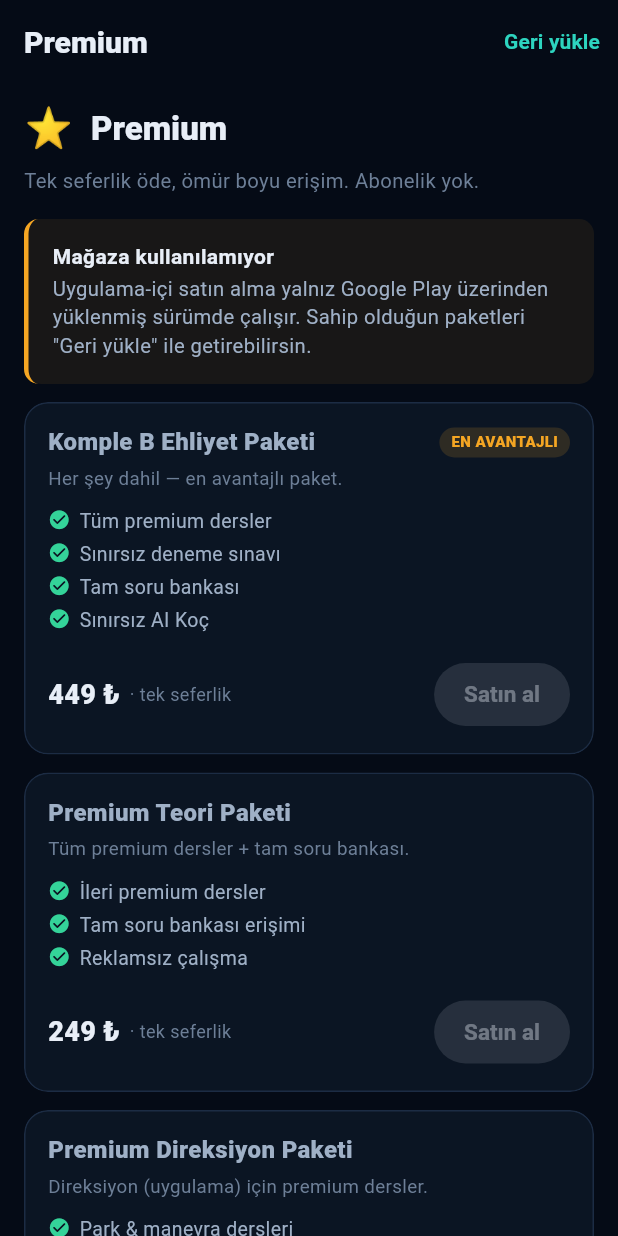
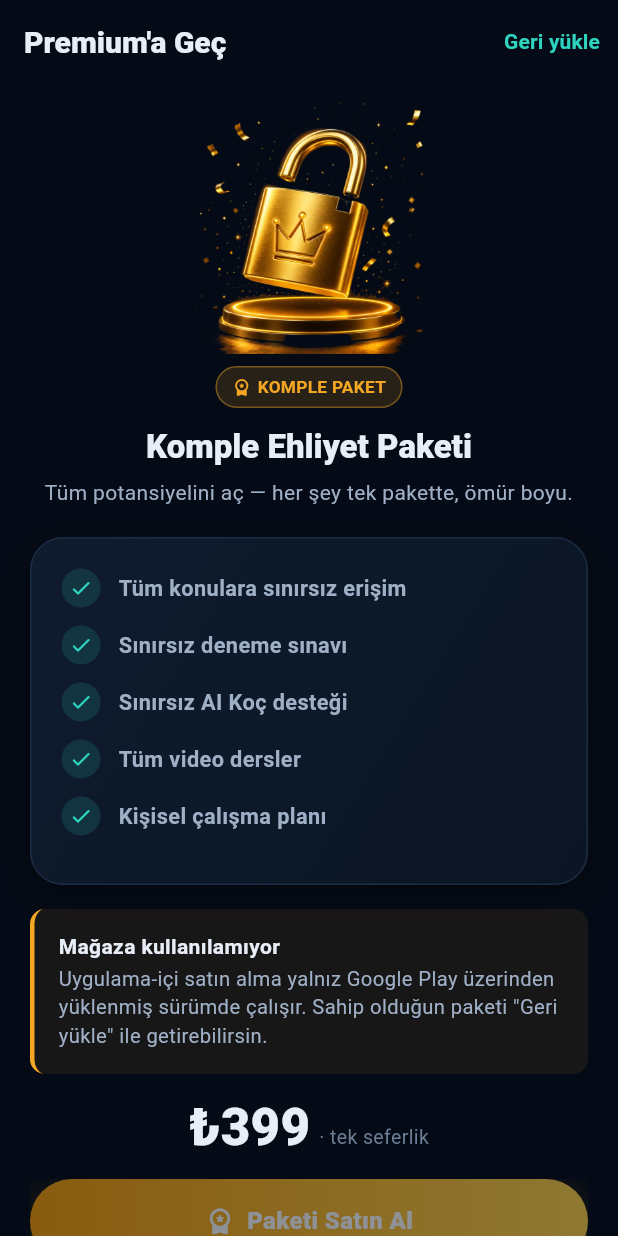
Before and after one commit to emredogan-cloud/ehliyet-akademi, a Flutter app: the PaywallScreen screen opened by its route, on a phone screen of 412 x 824 dp. Run offline on Flutter 3.47's test engine with Material 3 defaults, Android fonts, the phone set to English and light mode, and no system bars; our stand-ins replace dio, drift, drift_flutter, flutter_local_notifications, flutter_riverpod, flutter_secure_storage and 7 more; accounts and stored records are empty; generated files the repository leaves out were written again; network calls fail.

Commit message:
feat(mobile): premium overhaul — single "Komple Ehliyet Paketi" (399₺), paywall, popups, prompts
Sprint C of the redesign & monetization program:

- Collapsed the mobile catalog to ONE premium product: "Komple Ehliyet Paketi" @ 399 TL
  (tek-seferlik / ömür boyu), granting every capability. Added isPremium() + canAccessVideo()
  (first video free, rest premium).
- Backend (backward-compatible): added MOBILE_PRODUCTS + anyProductById() to lib/products.ts and
  pointed /api/iap/validate at it — the web PRODUCTS array + web paywall + all web tests are
  UNCHANGED; the mobile product is recognized only by the validate endpoint. New integration test
  covers komple-ehliyet.
- Redesigned paywall for the single product (gold hero, price, feature card, trust row, owned state).
- Premium popups matching the supplied designs: incentive (gold lock) + success (wheel-check),
  as reusable dialogs.
- Contextual + frequency-capped prompt engine (domain/premium/premium_prompt.dart): never for
  premium users, 24h cooldown, lifetime cap — pure, tested.

mobile: analyze 0 · test green (premium 12).  web: typecheck 0 · 336 tests green.

Co-Authored-By: Claude Opus 4.8 (1M context) <noreply@anthropic.com>

```diff
--- a/apps/mobile/lib/app/router.dart
+++ b/apps/mobile/lib/app/router.dart
@@ -150,9 +150,6 @@ GoRouter _buildRouter(Ref ref) => GoRouter(
     GoRoute(path: '/auth', builder: (_, _) => const AuthScreen()),
     GoRoute(path: '/notifications', builder: (_, _) => const NotificationSettingsScreen()),
     GoRoute(path: '/progress', builder: (_, _) => const ProgressScreen()),
-    GoRoute(
-      path: '/premium',
-      builder: (_, state) => PaywallScreen(highlightProductId: state.uri.queryParameters['product']),
-    ),
+    GoRoute(path: '/premium', builder: (_, _) => const PaywallScreen()),
   ],
 );
--- a/apps/mobile/lib/domain/premium/products.dart
+++ b/apps/mobile/lib/domain/premium/products.dart
@@ -1,5 +1,5 @@
-// Premium ürün kataloğu + yetenek (capability) modeli — web `lib/products.ts` + `lib/entitlements.ts`
-// birebir Dart limanı. Tek-seferlik satın alma (abonelik YOK); sahiplik = ürün id listesi.
+// Premium ürün kataloğu + yetenek (capability) modeli. TEK premium ürün: "Komple Ehliyet Paketi"
+// (399 TL, tek-seferlik / ömür boyu). Sahiplik = ürün id listesi; tek ürün her şeyi açar.
 // Saf + test edilebilir.
 
 class Product {
@@ -24,61 +24,40 @@ class Product {
   String get storeProductId => id.replaceAll('-', '_');
 }
 
-/// Web `PRODUCTS` kataloğu (fiyatlar TRY, tek seferlik ömür boyu).
+/// TEK premium ürünün kimliği.
+const String kPremiumProductId = 'komple-ehliyet';
+
+/// Premium'un açtığı tüm yetenekler.
+const List<String> kAllCapabilities = [
+  'teori-premium',
+  'direksiyon-premium',
+  'sinirsiz-deneme',
+  'soru-bankasi-tam',
+  'ai-sinirsiz',
+  'video-tam',
+];
+
+/// Ürün kataloğu — TEK ürün (tek seferlik ömür boyu). Fiyat 399 TL.
 const List<Product> products = [
   Product(
-    id: 'premium-teori',
-    title: 'Premium Teori Paketi',
-    priceTRY: 249,
-    blurb: 'Tüm premium dersler + tam soru bankası.',
-    features: ['İleri premium dersler', 'Tam soru bankası erişimi', 'Reklamsız çalışma'],
-    capabilities: ['teori-premium', 'soru-bankasi-tam'],
-  ),
-  Product(
-    id: 'premium-direksiyon',
-    title: 'Premium Direksiyon Paketi',
-    priceTRY: 199,
-    blurb: 'Direksiyon (uygulama) için premium dersler.',
-    features: ['Park & manevra dersleri', 'Kavşak uygulama dersleri'],
-    capabilities: ['direksiyon-premium'],
-  ),
-  Product(
-    id: 'simulator-paketi',
-    title: 'Gelişmiş Simülatör Paketi',
-    priceTRY: 149,
-    blurb: 'Sınırsız deneme sınavı.',
-    features: ['Günlük deneme sınırı yok', 'İstediğin kadar dene'],
-    capabilities: ['sinirsiz-deneme'],
-  ),
-  Product(
-    id: 'premium-soru-bankasi',
-    title: 'Premium Soru Bankası',
-    priceTRY: 129,
-    blurb: 'Tam soru bankası erişimi.',
-    features: ['Tüm soru koleksiyonları', 'Zor sorular + görsel sorular'],
-    capabilities: ['soru-bankasi-tam'],
-  ),
-  Product(
-    id: 'komple-b',
-    title: 'Komple B Ehliyet Paketi',
-    priceTRY: 449,
-    blurb: 'Her şey dahil — en avantajlı paket.',
+    id: kPremiumProductId,
+    title: 'Komple Ehliyet Paketi',
+    priceTRY: 399,
+    blurb: 'Tüm potansiyelini aç — her şey tek pakette, ömür boyu.',
     features: [
-      'Tüm premium dersler',
+      'Tüm konulara sınırsız erişim',
       'Sınırsız deneme sınavı',
-      'Tam soru bankası',
-      'Sınırsız AI Koç',
+      'Sınırsız AI Koç desteği',
+      'Tüm video dersler',
+      'Kişisel çalışma planı',
     ],
-    capabilities: [
-      'teori-premium',
-      'direksiyon-premium',
-      'sinirsiz-deneme',
-      'soru-bankasi-tam',
-      'ai-sinirsiz',
-    ],
+    capabilities: kAllCapabilities,
     highlight: true,
   ),
 ];
+
+/// Premium paket (tek ürün).
+Product get premiumProduct => products.first;
 
 Product? productById(String id) {
   for (final p in products) {
@@ -87,7 +66,7 @@ Product? productById(String id) {
   return null;
 }
 
-/// Play Store ürün kimliğinden ürün (ör. `komple_b` → `komple-b`).
+/// Play Store ürün kimliğinden ürün (ör. `komple_ehliyet` → `komple-ehliyet`).
 Product? productByStoreId(String storeId) {
   for (final p in products) {
     if (p.storeProductId == storeId) return p;
@@ -107,7 +86,11 @@ Set<String> capabilitiesOf(List<String> owned) {
 
 bool hasCapability(List<String> owned, String cap) => capabilitiesOf(owned).contains(cap);
 
-/// Ders → gereken yetenek (web `LESSON_CAPABILITY`). Yalnız bu 3 ders gerçekte kilitli.
+/// Premium sahibi mi — tek ürün modelinde herhangi bir bilinen satın alma tam premium demektir.
+bool isPremium(List<String> owned) => owned.any((id) => productById(id) != null);
+
+/// Ders → gereken premium (web `LESSON_CAPABILITY`). Yalnız bu 3 ders gerçekte kilitli; premium
+/// paketi hepsini açar.
 const Map<String, String> lessonCapability = {
   'park-manevra': 'direksiyon-premium',
   'kavsak-uygulama': 'direksiyon-premium',
@@ -122,19 +105,10 @@ bool canAccessLesson({required String slug, required bool premium, required List
   return hasCapability(owned, cap);
 }
 
-/// Yetenek için en ucuz ürün (yoksa komple paket).
-Product productForCapability(String cap) {
-  Product? cheapest;
-  for (final p in products) {
-    if (p.capabilities.contains(cap)) {
-      if (cheapest == null || p.priceTRY < cheapest.priceTRY) cheapest = p;
-    }
-  }
-  return cheapest ?? productById('komple-b')!;
-}
+/// Video derslere erişim — ilk video ücretsiz önizleme, gerisi premium.
+bool canAccessVideo({required int index, required List<String> owned}) => index == 0 || isPremium(owned);
 
-/// Ders için önerilen ürün (dersin yeteneğini sağlayan en ucuz).
-Product productForLesson(String slug) {
-  final cap = lessonCapability[slug];
-  return cap == null ? productById('komple-b')! : productForCapability(cap);
-}
+/// Herhangi bir yetenek/ders için önerilen ürün (tek ürün modeli → premium paket).
+Product productForCapability(String cap) => premiumProduct;
+
+Product productForLesson(String slug) => premiumProduct;
--- a/apps/mobile/lib/features/coach/coach_screen.dart
+++ b/apps/mobile/lib/features/coach/coach_screen.dart
@@ -75,7 +75,7 @@ class _CoachScreenState extends ConsumerState<CoachScreen> {
           FilledButton(
             onPressed: () {
               Navigator.pop(ctx);
-              context.push('/premium?product=komple-b');
+              context.push('/premium');
             },
             child: const Text('Premium'),
           ),
--- a/apps/mobile/lib/features/practice/practice_screen.dart
+++ b/apps/mobile/lib/features/practice/practice_screen.dart
@@ -60,7 +60,7 @@ class PracticeScreen extends ConsumerWidget {
                 final owned = ref.read(entitlementsProvider);
                 final quota = ref.read(quotaRepositoryProvider).value;
                 if (quota != null && !quota.canStartExam(owned)) {
-                  context.push('/premium?product=simulator-paketi');
+                  context.push('/premium');
                   return;
                 }
                 quota?.consumeExam(owned);
--- a/apps/mobile/lib/features/premium/paywall_screen.dart
+++ b/apps/mobile/lib/features/premium/paywall_screen.dart
@@ -2,20 +2,23 @@ import 'package:flutter/material.dart';
 import 'package:flutter_riverpod/flutter_riverpod.dart';
 import 'package:in_app_purchase/in_app_purchase.dart';
 
+import '../../core/assets.dart';
 import '../../core/config.dart';
 import '../../core/theme/tokens.dart';
 import '../../data/premium/entitlements_repository.dart';
 import '../../data/premium/iap_service.dart';
-import '../../design/app_card.dart';
+import '../../design/brand.dart';
 import '../../design/primitives.dart';
 import '../../domain/premium/products.dart';
+import 'premium_popups.dart';
 
-/// Premium paywall — ürün kataloğu (tek seferlik, ömür boyu), satın al + geri yükle.
-/// Gerçek satın alma Play Store'a bağlıdır (bu ortamda test edilemez — mağaza kullanılamıyorsa
-/// bilgilendirilir; sahiplik/geri yükleme sunucudan çalışır).
+const _kGold = Color(0xFFF5A623);
+
+/// Premium paywall — TEK ürün: "Komple Ehliyet Paketi" (399 ₺, tek seferlik / ömür boyu). Satın al +
+/// geri yükle. Gerçek satın alma Play Store'a bağlıdır (bu ortamda test edilemez — mağaza
+/// kullanılamıyorsa dürüstçe bilgilendirilir; sahiplik/geri yükleme sunucudan çalışır).
 class PaywallScreen extends ConsumerStatefulWidget {
-  const PaywallScreen({super.key, this.highlightProductId});
-  final String? highlightProductId;
+  const PaywallScreen({super.key});
 
   @override
   ConsumerState<PaywallScreen> createState() => _PaywallScreenState();
@@ -26,7 +29,9 @@ class _PaywallScreenState extends ConsumerState<PaywallScreen> {
   bool _loading = true;
   bool _storeAvailable = false;
   Map<String, ProductDetails> _details = const {};
-  String? _busyProductId;
+  bool _busy = false;
+
+  Product get _product => premiumProduct;
 
   @override
   void initState() {
@@ -55,38 +60,36 @@ class _PaywallScreenState extends ConsumerState<PaywallScreen> {
   Future<void> _onPurchased(PurchaseDetails pd) async {
     try {
       final serverId = productByStoreId(pd.productID)?.id ?? pd.productID.replaceAll('_', '-');
-      final owned = await ref
-          .read(entitlementsApiProvider)
-          .validatePurchase(
+      final owned = await ref.read(entitlementsApiProvider).validatePurchase(
             productId: serverId,
             purchaseToken: pd.verificationData.serverVerificationData,
             packageName: AppConfig.androidPackage,
           );
       await ref.read(entitlementsProvider.notifier).applyOwned(owned);
       if (mounted) {
-        setState(() => _busyProductId = null);
-        _snack('Satın alma başarılı — kilit açıldı 🎉');
+        setState(() => _busy = false);
+        await showPremiumSuccess(context);
       }
     } catch (_) {
       if (mounted) {
-        setState(() => _busyProductId = null);
+        setState(() => _busy = false);
         _snack('Doğrulama başarısız. Daha sonra "Geri yükle" ile tekrar dene.');
       }
     }
   }
 
-  Future<void> _buy(Product product) async {
-    final pd = _details[product.storeProductId];
+  Future<void> _buy() async {
+    final pd = _details[_product.storeProductId];
     if (pd == null) {
       _snack('Mağaza şu an kullanılamıyor. Lütfen daha sonra tekrar dene.');
       return;
     }
-    setState(() => _busyProductId = product.id);
+    setState(() => _busy = true);
     try {
       await _iap.buy(pd);
     } catch (_) {
       if (mounted) {
-        setState(() => _busyProductId = null);
+        setState(() => _busy = false);
         _snack('Satın alma başlatılamadı.');
       }
     }
@@ -98,64 +101,90 @@ class _PaywallScreenState extends ConsumerState<PaywallScreen> {
     _snack('Satın almalar geri yüklendi.');
   }
 
-  void _snack(String m) =>
-      ScaffoldMessenger.of(context).showSnackBar(SnackBar(content: Text(m)));
+  void _snack(String m) => ScaffoldMessenger.of(context).showSnackBar(SnackBar(content: Text(m)));
 
   @override
   Widget build(BuildContext context) {
     final p = context.palette;
     final owned = ref.watch(entitlementsProvider);
+    final hasPremium = isPremium(owned);
+    final priceLabel = _details[_product.storeProductId]?.price ?? '₺${_product.priceTRY}';
 
     return Scaffold(
       appBar: AppBar(
-        title: const Text('Premium'),
-        actions: [
-          TextButton(onPressed: _restore, child: const Text('Geri yükle')),
-        ],
+        title: const Text("Premium'a Geç"),
+        actions: [TextButton(onPressed: _restore, child: const Text('Geri yükle'))],
       ),
       body: SafeArea(
         top: false,
         child: _loading
             ? const Center(child: CircularProgressIndicator())
             : ListView(
-                padding: const EdgeInsets.fromLTRB(
-                  AppSpacing.s4,
-                  AppSpacing.s3,
-                  AppSpacing.s4,
-                  AppSpacing.s10,
-                ),
+                padding: const EdgeInsets.fromLTRB(AppSpacing.s5, AppSpacing.s3, AppSpacing.s5, AppSpacing.s6),
                 children: [
-                  const AppPageHeader(
-                    title: 'Premium',
-                    emoji: '⭐',
-                    subtitle: 'Tek seferlik öde, ömür boyu erişim. Abonelik yok.',
+                  Center(child: MascotImage(AppImages.illLockGold, height: 168, semanticLabel: 'Premium')),
+                  const SizedBox(height: AppSpacing.s2),
+                  Center(
+                    child: BrandChip(
+                      label: hasPremium ? 'PREMIUM AKTİF' : "KOMPLE PAKET",
+                      icon: Icons.workspace_premium_rounded,
+                      color: _kGold,
+                    ),
                   ),
-                  if (!_storeAvailable)
+                  const SizedBox(height: AppSpacing.s3),
+                  Text(
+                    _product.title,
+                    textAlign: TextAlign.center,
+                    style: Theme.of(context).textTheme.headlineMedium,
+                  ),
+                  const SizedBox(height: AppSpacing.s2),
+                  Text(
+                    _product.blurb,
+                    textAlign: TextAlign.center,
+                    style: TextStyle(color: p.text2, fontSize: 14, height: 1.4),
+                  ),
+                  const SizedBox(height: AppSpacing.s5),
+                  _FeatureCard(product: _product),
+                  const SizedBox(height: AppSpacing.s4),
+                  if (!_storeAvailable && !hasPremium)
                     const Padding(
                       padding: EdgeInsets.only(bottom: AppSpacing.s3),
                       child: AppCallout(
                         tone: CalloutTone.warning,
                         title: 'Mağaza kullanılamıyor',
-                        text:
-                            'Uygulama-içi satın alma yalnız Google Play üzerinden yüklenmiş sürümde çalışır. '
-                            'Sahip olduğun paketleri "Geri yükle" ile getirebilirsin.',
+                        text: 'Uygulama-içi satın alma yalnız Google Play üzerinden yüklenmiş sürümde çalışır. '
+                            'Sahip olduğun paketi "Geri yükle" ile getirebilirsin.',
                       ),
                     ),
-                  for (final product in _sorted()) ...[
-                    _ProductCard(
-                      product: product,
-                      priceLabel: _details[product.storeProductId]?.price ?? '${product.priceTRY} ₺',
-                      owned: owned.contains(product.id),
-                      busy: _busyProductId == product.id,
-                      enabled: _storeAvailable && _busyProductId == null,
-                      highlighted: product.id == widget.highlightProductId,
-                      onBuy: () => _buy(product),
+                  if (hasPremium)
+                    _OwnedBanner()
+                  else ...[
+                    Row(
+                      mainAxisAlignment: MainAxisAlignment.center,
+                      crossAxisAlignment: CrossAxisAlignment.baseline,
+                      textBaseline: TextBaseline.alphabetic,
+                      children: [
+                        Text(priceLabel, style: TextStyle(color: p.text, fontWeight: FontWeight.w900, fontSize: 34)),
+                        const SizedBox(width: 6),
+                        Text('· tek seferlik', style: TextStyle(color: p.text3, fontSize: 13)),
+                      ],
                     ),
                     const SizedBox(height: AppSpacing.s3),
+                    GradientPillButton(
+                      label: 'Paketi Satın Al',
+                      gold: true,
+                      loading: _busy,
+                      leading: const Icon(Icons.workspace_premium_rounded, color: Colors.white, size: 20),
+                      onPressed: _storeAvailable ? _buy : null,
+                    ),
+                    const SizedBox(height: AppSpacing.s3),
+                    _TrustRow(),
                   ],
-                  const SizedBox(height: AppSpacing.s2),
+                  const SizedBox(height: AppSpacing.s3),
                   Text(
-                    'Ödeme Google Play üzerinden alınır. Kesin ve güncel kural için MEB/MTSK esastır.',
+                    'Ödeme Google Play üzerinden alınır. Ömür boyu erişim, abonelik yok. '
+                    'Kesin ve güncel kural için MEB/MTSK esastır.',
+                    textAlign: TextAlign.center,
                     style: TextStyle(color: p.text3, fontSize: 11.5, height: 1.4),
                   ),
                 ],
@@ -163,112 +192,85 @@ class _PaywallScreenState extends ConsumerState<PaywallScreen> {
       ),
     );
   }
-
-  List<Product> _sorted() {
-    final list = [...products];
-    list.sort((a, b) {
-      if (a.highlight != b.highlight) return a.highlight ? -1 : 1;
-      return b.priceTRY.compareTo(a.priceTRY);
-    });
-    return list;
-  }
 }
 
-class _ProductCard extends StatelessWidget {
-  const _ProductCard({
-    required this.product,
-    required this.priceLabel,
-    required this.owned,
-    required this.busy,
-    required this.enabled,
-    required this.highlighted,
-    required this.onBuy,
-  });
+class _FeatureCard extends StatelessWidget {
+  const _FeatureCard({required this.product});
   final Product product;
-  final String priceLabel;
-  final bool owned;
-  final bool busy;
-  final bool enabled;
-  final bool highlighted;
-  final VoidCallback onBuy;
 
   @override
   Widget build(BuildContext context) {
     final p = context.palette;
-    return AppCard(
-      accent: highlighted ? p.accent : (owned ? p.green : null),
+    return GlowCard(
+      padding: const EdgeInsets.all(AppSpacing.s5),
       child: Column(
         crossAxisAlignment: CrossAxisAlignment.start,
         children: [
-          Row(
-            children: [
-              Expanded(
-                child: Text(product.title, style: const TextStyle(fontWeight: FontWeight.w800, fontSize: 16)),
-              ),
-              if (product.highlight)
-                Container(
-                  padding: const EdgeInsets.symmetric(horizontal: AppSpacing.s2, vertical: 3),
-                  decoration: BoxDecoration(
-                    color: p.accent.withValues(alpha: 0.15),
-                    borderRadius: BorderRadius.circular(AppRadii.sm),
-                  ),
-                  child: Text('EN AVANTAJLI',
-                      style: TextStyle(color: p.accent, fontWeight: FontWeight.w800, fontSize: 10)),
-                ),
-            ],
-          ),
-          const SizedBox(height: 4),
-          Text(product.blurb, style: TextStyle(color: p.text3, fontSize: 12.5, height: 1.35)),
-          const SizedBox(height: AppSpacing.s3),
           for (final f in product.features)
             Padding(
-              padding: const EdgeInsets.only(bottom: 4),
+              padding: const EdgeInsets.only(bottom: AppSpacing.s3),
               child: Row(
-                crossAxisAlignment: CrossAxisAlignment.start,
                 children: [
-                  Icon(Icons.check_circle_rounded, size: 15, color: p.green),
-                  const SizedBox(width: 6),
-                  Expanded(
-                    child: Text(f, style: TextStyle(color: p.text2, fontSize: 13, height: 1.35)),
+                  Container(
+                    width: 26,
+                    height: 26,
+                    decoration: BoxDecoration(color: p.primary.withValues(alpha: 0.14), shape: BoxShape.circle),
+                    child: Icon(Icons.check_rounded, size: 16, color: p.primary),
                   ),
+                  const SizedBox(width: AppSpacing.s3),
+                  Expanded(child: Text(f, style: const TextStyle(fontSize: 14.5, fontWeight: FontWeight.w600))),
                 ],
               ),
             ),
-          const SizedBox(height: AppSpacing.s3),
-          Row(
-            children: [
-              Text(priceLabel, style: TextStyle(fontWeight: FontWeight.w800, fontSize: 18, color: p.text)),
-              Text('  · tek seferlik', style: TextStyle(color: p.text3, fontSize: 12)),
-              const Spacer(),
-              if (owned)
-                Container(
-                  padding: const EdgeInsets.symmetric(horizontal: AppSpacing.s3, vertical: 8),
-                  decoration: BoxDecoration(
-                    color: p.green.withValues(alpha: 0.14),
-                    borderRadius: BorderRadius.circular(AppRadii.pill),
-                  ),
-                  child: Row(
-                    mainAxisSize: MainAxisSize.min,
-                    children: [
-                      Icon(Icons.check_rounded, size: 16, color: p.green),
-                      const SizedBox(width: 4),
-                      Text('Sahipsin',
-                          style: TextStyle(color: p.green, fontWeight: FontWeight.w700, fontSize: 13)),
-                    ],
-                  ),
-                )
-              else
-                FilledButton(
-                  onPressed: enabled ? onBuy : null,
-                  child: busy
-                      ? const SizedBox(
-                          width: 18,
-                          height: 18,
-                          child: CircularProgressIndicator(strokeWidth: 2, color: Colors.white),
-                        )
-                      : const Text('Satın al'),
-                ),
-            ],
+        ],
+      ),
+    );
+  }
+}
+
+class _TrustRow extends StatelessWidget {
+  @override
+  Widget build(BuildContext context) {
+    final p = context.palette;
+    Widget item(IconData i, String t) => Row(
+          mainAxisSize: MainAxisSize.min,
+          children: [
+            Icon(i, size: 15, color: p.green),
+            const SizedBox(width: 5),
+            Text(t, style: TextStyle(color: p.text3, fontSize: 11.5)),
+          ],
+        );
+    return Row(
+      mainAxisAlignment: MainAxisAlignment.spaceEvenly,
+      children: [
+        item(Icons.verified_user_rounded, '7 gün iade'),
+        item(Icons.lock_rounded, '%100 Güvenli'),
+        item(Icons.all_inclusive_rounded, 'Ömür boyu'),
+      ],
+    );
+  }
+}
+
+class _OwnedBanner extends StatelessWidget {
+  @override
+  Widget build(BuildContext context) {
+    final p = context.palette;
+    return Container(
+      padding: const EdgeInsets.all(AppSpacing.s4),
+      decoration: BoxDecoration(
+        color: p.green.withValues(alpha: 0.12),
+        borderRadius: BorderRadius.circular(AppRadii.lg),
+        border: Border.all(color: p.green.withValues(alpha: 0.4)),
+      ),
+      child: Row(
+        children: [
+          Icon(Icons.verified_rounded, color: p.green, size: 22),
+          const SizedBox(width: AppSpacing.s3),
+          Expanded(
+            child: Text(
+              'Premium paketine sahipsin — tüm içerik açık. İyi çalışmalar!',
+              style: TextStyle(color: p.text, fontWeight: FontWeight.w600, fontSize: 14),
+            ),
           ),
         ],
       ),
```
Also changed, not shown: apps/mobile/lib/domain/premium/premium_prompt.dart (added, +78 -0 lines), apps/mobile/lib/features/premium/premium_popups.dart (added, +252 -0 lines), 4 other files.
